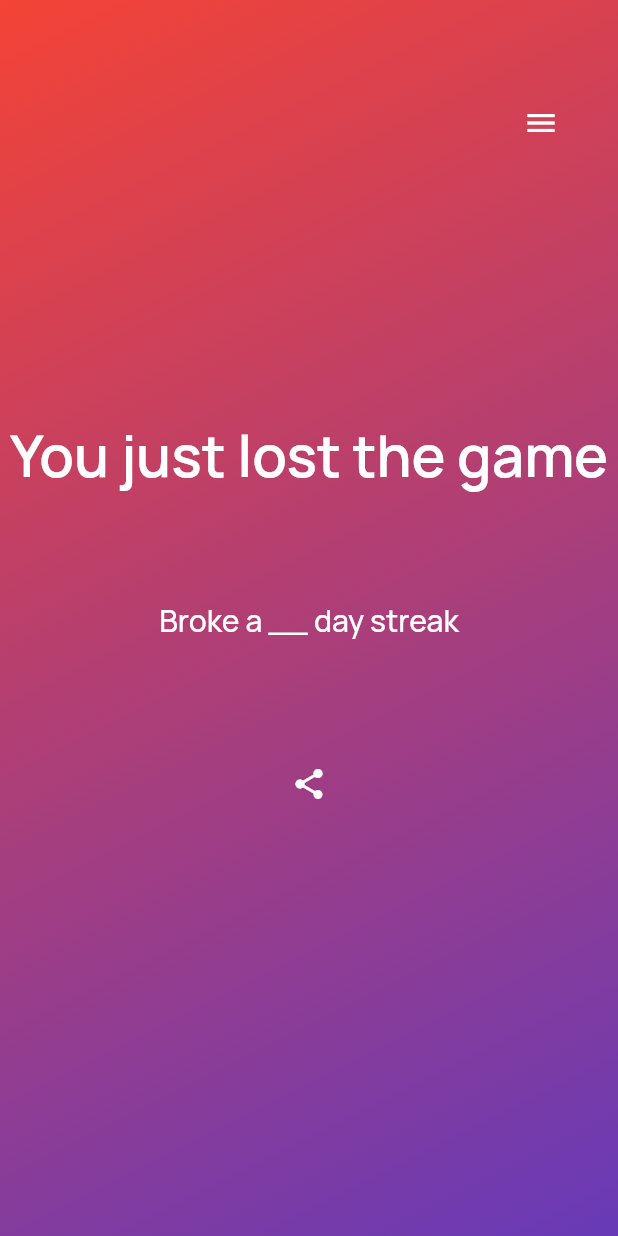
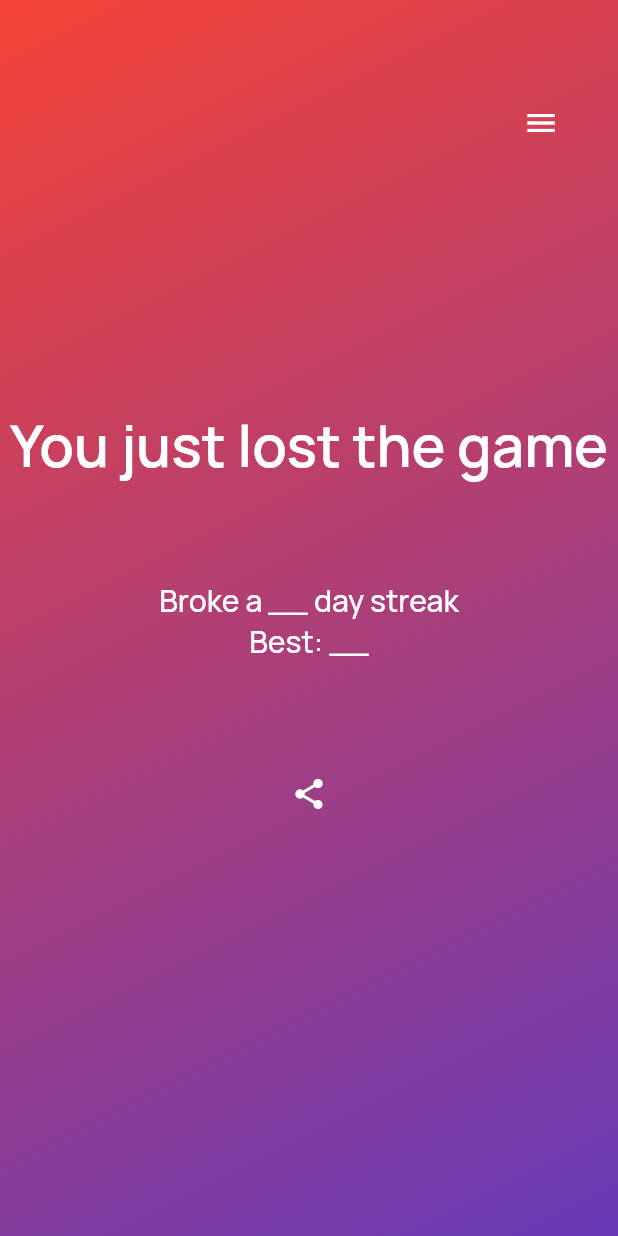
Before and after one commit to ScreamingTaco/TheGame, a Flutter app: the screen it shows after launch, on a phone screen of 412 x 824 dp. Run offline on Flutter 3.47's test engine with Material 2 defaults, Android fonts, the phone set to English and light mode, and no system bars; our stand-ins replace share.

Commit message:
Added placeholder for high score

```diff
--- a/lib/main.dart
+++ b/lib/main.dart
@@ -69,12 +69,13 @@ class _MyHomePageState extends State<MyHomePage> {
                     textAlign: TextAlign.center,
                   ),
                   Text(
-                    "Broke a __ day streak", //TODO: implent this
+                    "Broke a __ day streak\nBest: __", //TODO: implent this
                     style: TextStyle(
                       color: Colors.white,
                       fontSize: 20,
                       fontWeight: FontWeight.w500,
                     ),
+                    textAlign: TextAlign.center,
                   ),
                   IconButton(
                     icon: Icon(Icons.share),
```
